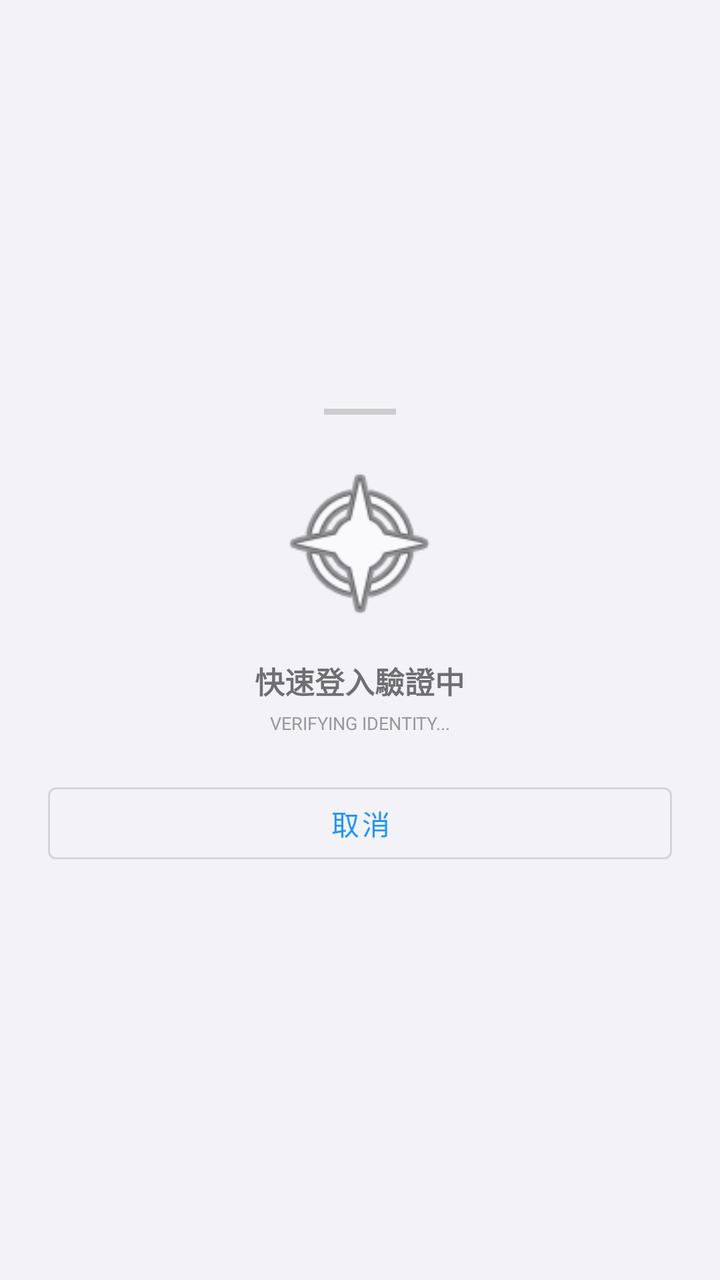
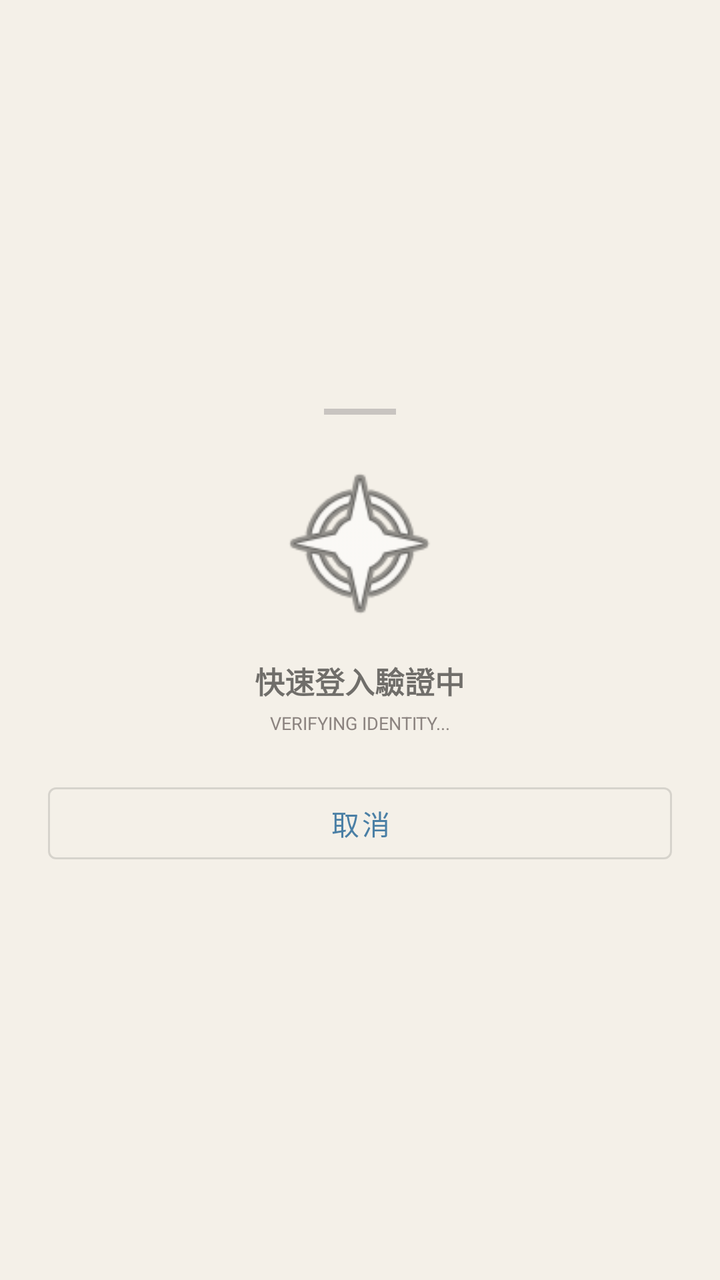

Screens rendered from an Android XML layout before and after an edit, with the pre-edit source and the edit as a unified diff.
<!-- AndroidManifest.xml: application theme Theme.FraudDetector -->
<!-- res/layout/dialog_quick_login.xml -->
<?xml version="1.0" encoding="utf-8"?>
<LinearLayout xmlns:android="http://schemas.android.com/apk/res/android"
    android:layout_width="match_parent"
    android:layout_height="wrap_content"
    android:orientation="vertical"
    android:gravity="center"
    android:padding="24dp">

    
    <View
        android:layout_width="36dp"
        android:layout_height="3dp"
        android:background="#CCCCCC"
        android:layout_gravity="center_horizontal"
        android:layout_marginBottom="20dp" />

    
    <ImageView
        android:id="@+id/quickLoginIcon"
        android:layout_width="88dp"
        android:layout_height="88dp"
        android:src="@android:drawable/ic_menu_compass"
        android:contentDescription="Biometric" />

    <TextView
        android:id="@+id/tvQuickStatus"
        android:layout_width="wrap_content"
        android:layout_height="wrap_content"
        android:layout_marginTop="14dp"
        android:text="@string/quick_login_verifying"
        android:textSize="15sp"
        android:textStyle="bold" />

    <TextView
        android:id="@+id/tvQuickSub"
        android:layout_width="wrap_content"
        android:layout_height="wrap_content"
        android:layout_marginTop="4dp"
        android:text="@string/verifying_identity"
        android:textSize="9sp"
        android:textColor="#999999" />

    <com.google.android.material.button.MaterialButton
        android:id="@+id/btnQuickCancel"
        style="@style/Widget.MaterialComponents.Button.OutlinedButton"
        android:layout_width="match_parent"
        android:layout_height="48dp"
        android:layout_marginTop="20dp"
        android:text="@string/cancel" />
</LinearLayout>
<!-- resources referenced by this layout -->
<resources>
  <string name="cancel">取消</string>
  <string name="quick_login_verifying">快速登入驗證中</string>
  <string name="verifying_identity">VERIFYING IDENTITY...</string>
  <style name="Theme.FraudDetector" parent="Theme.MaterialComponents.Light.NoActionBar">
          <item name="colorPrimary">@color/blue</item>
          <item name="colorPrimaryDark">@color/blue_dk</item>
          <item name="colorAccent">@color/blue</item>
          <item name="android:windowBackground">@color/bg</item>
          <item name="android:statusBarColor">@color/blue_dk</item>
          <item name="android:navigationBarColor">@color/white</item>
      </style>
  <color name="blue">#FF2196F3</color>
  <color name="blue_dk">#FF1976D2</color>
  <color name="bg">#FFF2F2F7</color>
  <color name="white">#FFFFFFFF</color>
</resources>

<!-- the commit's change to res/layout/dialog_quick_login.xml (unified diff, before → after) -->
@@ -10,7 +10,7 @@
     <View
         android:layout_width="36dp"
         android:layout_height="3dp"
-        android:background="#CCCCCC"
+        android:background="#C8C4C0"
         android:layout_gravity="center_horizontal"
         android:layout_marginBottom="20dp" />
 
@@ -38,7 +38,7 @@
         android:layout_marginTop="4dp"
         android:text="@string/verifying_identity"
         android:textSize="9sp"
-        android:textColor="#999999" />
+        android:textColor="#8C8480" />
 
     <com.google.android.material.button.MaterialButton
         android:id="@+id/btnQuickCancel"
<!-- resource entries referenced after the edit -->
@@ -4,16 +4,16 @@
   <string name="quick_login_verifying">快速登入驗證中</string>
   <string name="verifying_identity">VERIFYING IDENTITY...</string>
   <style name="Theme.FraudDetector" parent="Theme.MaterialComponents.Light.NoActionBar">
-          <item name="colorPrimary">@color/blue</item>
-          <item name="colorPrimaryDark">@color/blue_dk</item>
-          <item name="colorAccent">@color/blue</item>
+          <item name="colorPrimary">@color/steel_blue</item>
+          <item name="colorPrimaryDark">@color/steel_blue_dark</item>
+          <item name="colorAccent">@color/steel_blue</item>
           <item name="android:windowBackground">@color/bg</item>
-          <item name="android:statusBarColor">@color/blue_dk</item>
+          <item name="android:statusBarColor">@color/steel_blue_dark</item>
           <item name="android:navigationBarColor">@color/white</item>
       </style>
-  <color name="blue">#FF2196F3</color>
-  <color name="blue_dk">#FF1976D2</color>
-  <color name="bg">#FFF2F2F7</color>
+  <color name="steel_blue">#FF4A7FA5</color>
+  <color name="steel_blue_dark">#FF3A6A8E</color>
+  <color name="bg">#FFF4F0E8</color>
   <color name="white">#FFFFFFFF</color>
 </resources>
 
